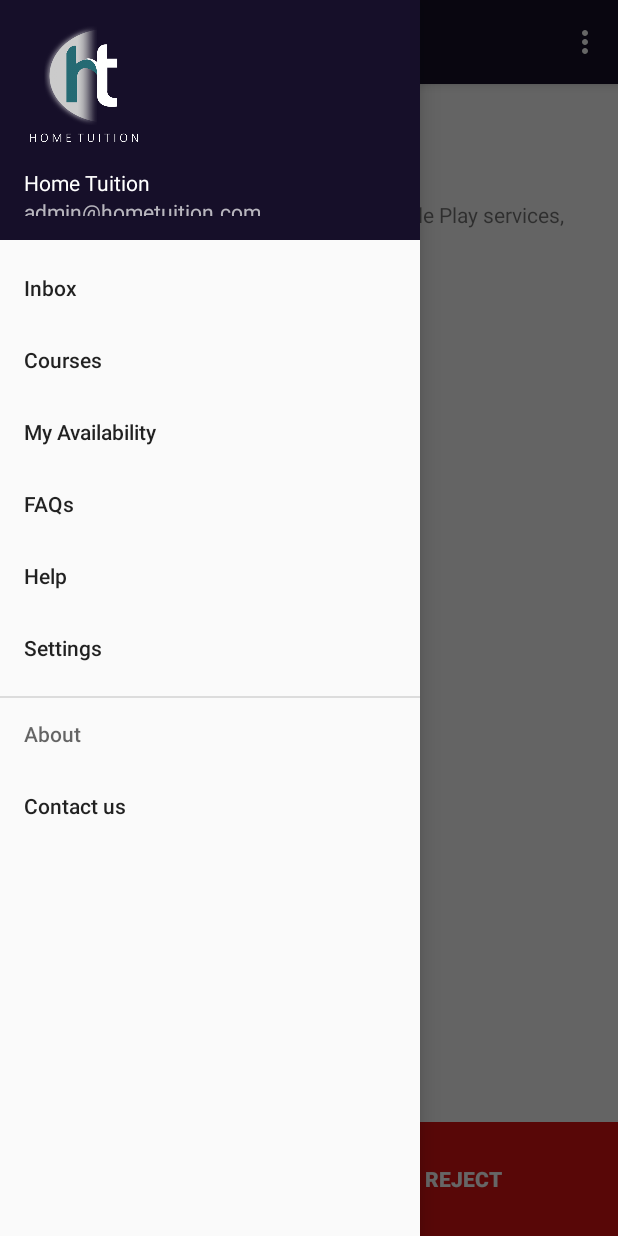
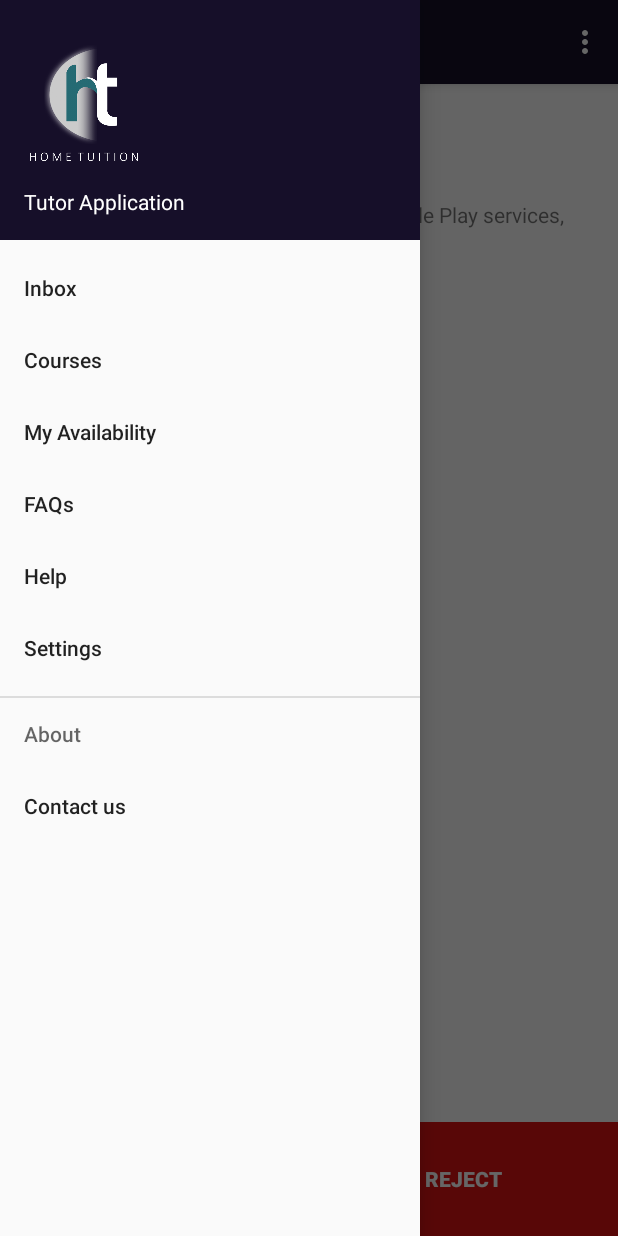
Before and after one commit to muhsaad027/Smart-Tutor-Finder---Tutor-App, an Android app: the MainScreen screen opened directly, with no data from a screen before it, with the side drawer open, on a phone screen of 412 x 824 dp. Run offline under Robolectric (Android 15) with nearby library versions, the phone set to English and light mode, and no system bars; libraries missing offline, so code that uses them is left out: com.androidnetworking, com.androidnetworking.common, com.androidnetworking.error, com.androidnetworking.interfaces.

Commit message:
Initial commit.

```diff
--- a/app/src/main/res/layout/activity_main_home_screen_tutor.xml
+++ b/app/src/main/res/layout/activity_main_home_screen_tutor.xml
@@ -150,6 +150,7 @@
                     android:layout_weight="1"
                     android:background="#256a72"
                     android:gravity="center"
+                    android:visibility="gone"
                     android:text="New Tuition"
                     android:textColor="#fff"
                     android:textSize="16dp"
--- a/app/src/main/res/layout/card_item_order_cancel.xml
+++ b/app/src/main/res/layout/card_item_order_cancel.xml
@@ -51,6 +51,7 @@
             android:layout_width="wrap_content"
             android:layout_height="wrap_content"
             android:layout_gravity="right"
+            android:visibility="gone"
             android:text="Finish"
             android:textColor="#fff"
             android:textStyle="bold"
--- a/app/src/main/res/layout/nav_header_main_screen.xml
+++ b/app/src/main/res/layout/nav_header_main_screen.xml
@@ -23,14 +23,14 @@
         android:layout_width="match_parent"
         android:layout_height="wrap_content"
         android:paddingTop="@dimen/nav_header_vertical_spacing"
-        android:text="Home Tuition"
+        android:text="Tutor Application"
         android:textAppearance="@style/TextAppearance.AppCompat.Body1" />
 
     <TextView
         android:id="@+id/textView"
         android:layout_width="wrap_content"
         android:layout_height="wrap_content"
-        android:text="admin@hometuition.com" />
+        android:visibility="gone"/>
 
 
 </LinearLayout>
```
Also changed, not shown: app/src/main/res/layout/fragment_orders_cancelled.xml (+25 -3 lines).
